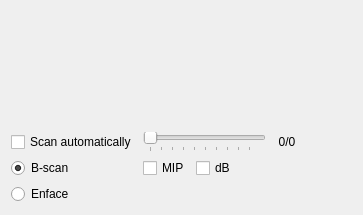
Old version of the form src/main/resources/windows/ui/DisplayWidget.ui in the repository sstucker/OCTview.
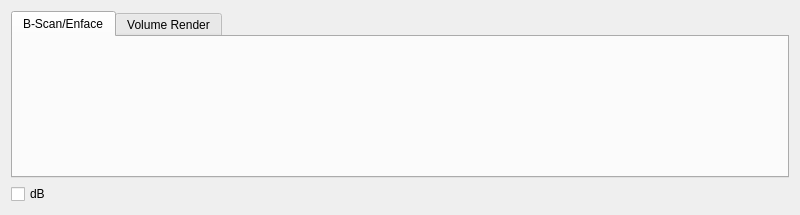
New version of the form.

Commit message: View widgets

```diff
--- a/src/main/resources/windows/ui/DisplayWidget.ui
+++ b/src/main/resources/windows/ui/DisplayWidget.ui
@@ -6,121 +6,18 @@
    <rect>
     <x>0</x>
     <y>0</y>
-    <width>363</width>
+    <width>800</width>
     <height>215</height>
    </rect>
   </property>
+  <property name="minimumSize">
+   <size>
+    <width>800</width>
+    <height>0</height>
+   </size>
+  </property>
   <layout class="QGridLayout" name="layoutVisB">
-   <item row="10" column="0">
-    <widget class="QRadioButton" name="radioEnface">
-     <property name="toolTip">
-      <string>View enface C-scans (X, Y projection)</string>
-     </property>
-     <property name="text">
-      <string>Enface</string>
-     </property>
-     <property name="checked">
-      <bool>false</bool>
-     </property>
-    </widget>
-   </item>
-   <item row="8" column="1" colspan="3">
-    <widget class="QSlider" name="sliderSlice">
-     <property name="enabled">
-      <bool>true</bool>
-     </property>
-     <property name="minimumSize">
-      <size>
-       <width>100</width>
-       <height>0</height>
-      </size>
-     </property>
-     <property name="toolTip">
-      <string>Scan automatically through the volume, or select a slice with the slider</string>
-     </property>
-     <property name="minimum">
-      <number>1</number>
-     </property>
-     <property name="orientation">
-      <enum>Qt::Horizontal</enum>
-     </property>
-     <property name="invertedAppearance">
-      <bool>false</bool>
-     </property>
-     <property name="tickPosition">
-      <enum>QSlider::TicksBelow</enum>
-     </property>
-    </widget>
-   </item>
-   <item row="9" column="1">
-    <widget class="QCheckBox" name="checkMIP">
-     <property name="toolTip">
-      <string>View the maximum intensity projection along the slice axis</string>
-     </property>
-     <property name="text">
-      <string>MIP</string>
-     </property>
-    </widget>
-   </item>
-   <item row="8" column="4">
-    <widget class="QLabel" name="sliceLabel">
-     <property name="sizePolicy">
-      <sizepolicy hsizetype="Fixed" vsizetype="Preferred">
-       <horstretch>0</horstretch>
-       <verstretch>0</verstretch>
-      </sizepolicy>
-     </property>
-     <property name="minimumSize">
-      <size>
-       <width>80</width>
-       <height>0</height>
-      </size>
-     </property>
-     <property name="maximumSize">
-      <size>
-       <width>80</width>
-       <height>16777215</height>
-      </size>
-     </property>
-     <property name="text">
-      <string>  0/0  </string>
-     </property>
-    </widget>
-   </item>
-   <item row="8" column="0">
-    <widget class="QCheckBox" name="checkScanThrough">
-     <property name="toolTip">
-      <string>Scan automatically through the volume, or select a slice with the slider</string>
-     </property>
-     <property name="text">
-      <string>Scan automatically</string>
-     </property>
-     <property name="checked">
-      <bool>false</bool>
-     </property>
-    </widget>
-   </item>
-   <item row="1" column="0" rowspan="4" colspan="5">
-    <widget class="QWidget" name="VolumeWidget" native="true">
-     <property name="autoFillBackground">
-      <bool>true</bool>
-     </property>
-    </widget>
-   </item>
-   <item row="9" column="0">
-    <widget class="QRadioButton" name="radioBScan">
-     <property name="toolTip">
-      <string>View B-scans (X, Z projection)</string>
-     </property>
-     <property name="text">
-      <string>B-scan</string>
-     </property>
-     <property name="checked">
-      <bool>true</bool>
-     </property>
-    </widget>
-   </item>
-   <item row="9" column="2">
+   <item row="1" column="0">
     <widget class="QCheckBox" name="checkDb">
      <property name="toolTip">
       <string>If checked, applies 20*log10 transformation</string>
@@ -133,8 +30,39 @@
      </property>
     </widget>
    </item>
-   <item row="5" column="0" colspan="5">
-    <widget class="QWidget" name="BScanWidget" native="true"/>
+   <item row="0" column="0" colspan="4">
+    <widget class="QTabWidget" name="tabDisplay">
+     <property name="currentIndex">
+      <number>0</number>
+     </property>
+     <widget class="QWidget" name="tab2D">
+      <attribute name="title">
+       <string>B-Scan/Enface</string>
+      </attribute>
+      <layout class="QVBoxLayout" name="verticalLayout">
+       <item>
+        <widget class="QWidget" name="EnfaceWidget" native="true"/>
+       </item>
+       <item>
+        <widget class="QWidget" name="BScanWidget" native="true"/>
+       </item>
+      </layout>
+     </widget>
+     <widget class="QWidget" name="tab3D">
+      <attribute name="title">
+       <string>Volume Render</string>
+      </attribute>
+      <layout class="QGridLayout" name="gridLayout_2">
+       <item row="0" column="0">
+        <widget class="QWidget" name="VolumeWidget" native="true">
+         <property name="autoFillBackground">
+          <bool>true</bool>
+         </property>
+        </widget>
+       </item>
+      </layout>
+     </widget>
+    </widget>
    </item>
   </layout>
  </widget>
```
The commit also changes 2 other files.
